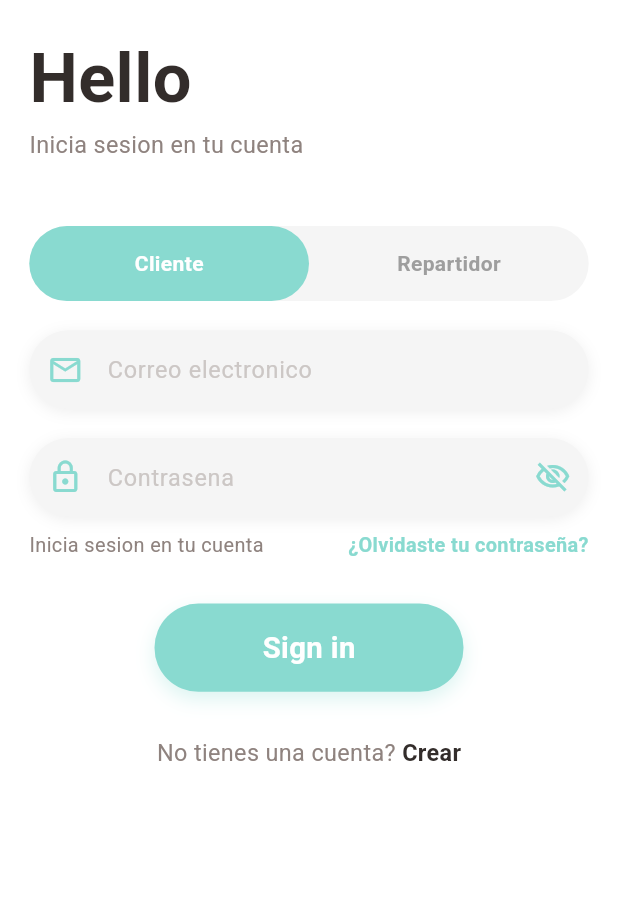
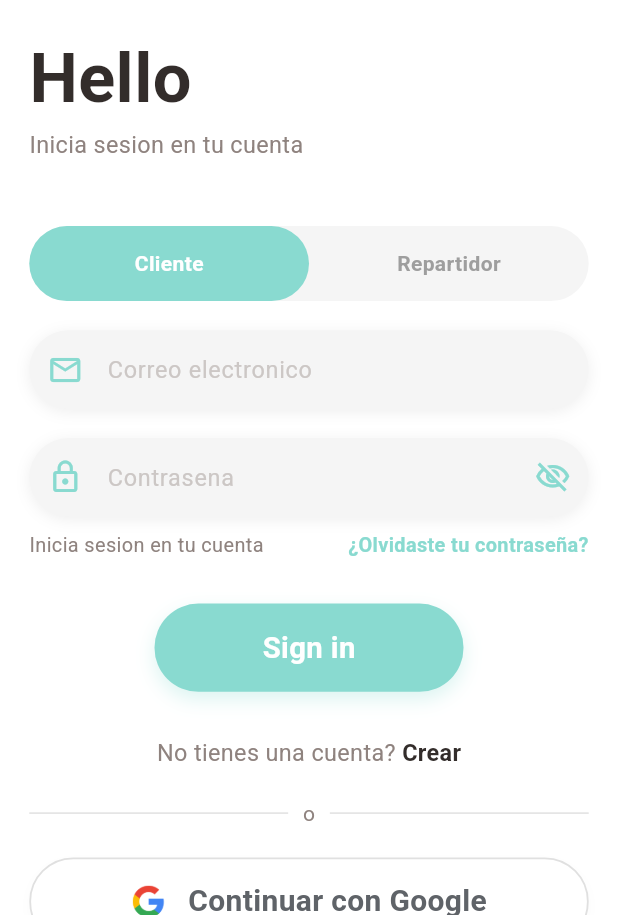
Before and after one commit to Lowis-ar/PedidosApp, a Flutter app: the screen it shows after launch, on a phone screen of 412 x 824 dp, the part 321-1236 px from its top. Run offline on Flutter 3.47's test engine with Material 3 defaults, Android fonts, the light colour scheme and no system bars; our stand-ins replace dots_indicator, firebase_messaging, geocoding, geolocator, get, get_storage and 3 more; missing offline and left inert: mobile_scanner; accounts and stored records are empty.

Commit message:
feat: Implement Google Sign-In with interactive phone verification flow

```diff
--- a/lib/pages/auth/login_page.dart
+++ b/lib/pages/auth/login_page.dart
@@ -297,8 +297,76 @@ class _LoginPageState extends State<LoginPage> with SingleTickerProviderStateMix
                       ),
                     ],
                   ),
-                if (authController.userType == 'customer')
+                if (authController.userType == 'customer') ...[
+                  SizedBox(height: Dimensions.height20),
+                  Padding(
+                    padding: EdgeInsets.symmetric(horizontal: Dimensions.width20),
+                    child: Row(
+                      children: [
+                        const Expanded(child: Divider(thickness: 1, color: Color(0xFFE0E0E0))),
+                        Padding(
+                          padding: EdgeInsets.symmetric(horizontal: Dimensions.width10),
+                          child: Text(
+                            "o",
+                            style: TextStyle(
+                              fontFamily: 'Roboto',
+                              color: AppColors.paraColor,
+                              fontSize: Dimensions.font16 * 0.9,
+                            ),
+                          ),
+                        ),
+                        const Expanded(child: Divider(thickness: 1, color: Color(0xFFE0E0E0))),
+                      ],
+                    ),
+                  ),
+                  SizedBox(height: Dimensions.height20),
+                  Padding(
+                    padding: EdgeInsets.symmetric(horizontal: Dimensions.width20),
+                    child: GestureDetector(
+                      onTap: authController.isLoading
+                          ? null
+                          : () async {
+                              await authController.signInWithGoogle();
+                            },
+                      child: Container(
+                        height: Dimensions.screenHeight / 14,
+                        decoration: BoxDecoration(
+                          color: Colors.white,
+                          borderRadius: BorderRadius.circular(Dimensions.radius30),
+                          border: Border.all(color: const Color(0xFFE0E0E0), width: 1.2),
+                          boxShadow: [
+                            BoxShadow(
+                              color: Colors.grey.withValues(alpha: 0.05),
+                              blurRadius: 5,
+                              offset: const Offset(0, 3),
+                            ),
+                          ],
+                        ),
+                        child: Row(
+                          mainAxisAlignment: MainAxisAlignment.center,
+                          children: [
+                            Image.asset(
+                              'assets/image/google.png',
+                              width: Dimensions.iconSize24,
+                              height: Dimensions.iconSize24,
+                            ),
+                            SizedBox(width: Dimensions.width15),
+                            Text(
+                              "Continuar con Google",
+                              style: TextStyle(
+                                fontFamily: 'Roboto',
+                                fontSize: Dimensions.font18,
+                                fontWeight: FontWeight.bold,
+                                color: const Color(0xFF5F6368),
+                              ),
+                            ),
+                          ],
+                        ),
+                      ),
+                    ),
+                  ),
                   SizedBox(height: Dimensions.height30),
+                ],
               ],
             ),
           ),
--- a/lib/utils/app_constants.dart
+++ b/lib/utils/app_constants.dart
@@ -13,6 +13,7 @@ class AppConstants {
   static const String FORGOT_PASSWORD_URI = "/api/v1/auth/forgot-password";
   static const String RESET_PASSWORD_URI = "/api/v1/auth/reset-password";
   static const String VERIFY_EMAIL_URI = "/api/v1/auth/verify-email";
+  static const String GOOGLE_LOGIN_URI = "/api/v1/auth/google-login";
 
   // Product endpoints
   static const String POPULAR_PRODUCT_URI = "/api/v1/products?popular=true";
--- a/pubspec.yaml
+++ b/pubspec.yaml
@@ -23,6 +23,7 @@ dependencies:
   geocoding: ^4.0.0
   qr_flutter: ^4.1.0
   mobile_scanner: ^6.0.0
+  google_sign_in: ^6.2.1
 
 dev_dependencies:
   flutter_test:
```
Also changed, not shown: lib/controllers/auth_controller.dart (+246 -0 lines), lib/data/repository/auth_repo.dart (+17 -0 lines), lib/pages/auth/register_page.dart (+8 -1 lines), pubspec.lock, 1 other file.
